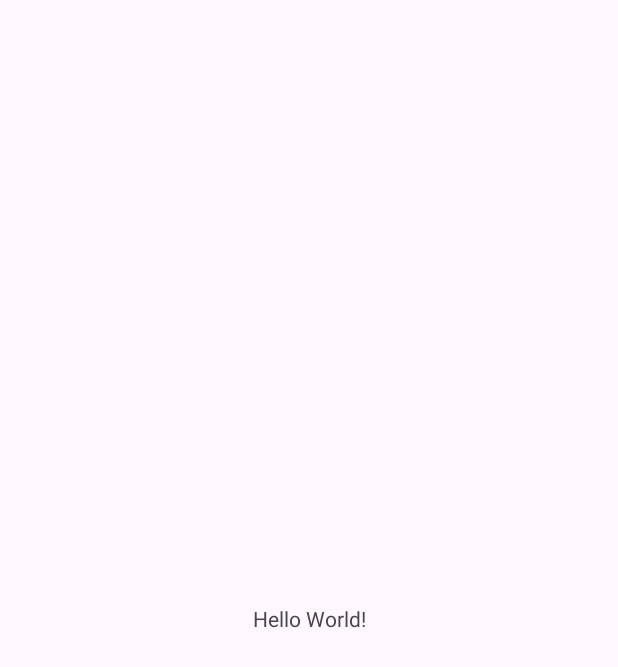
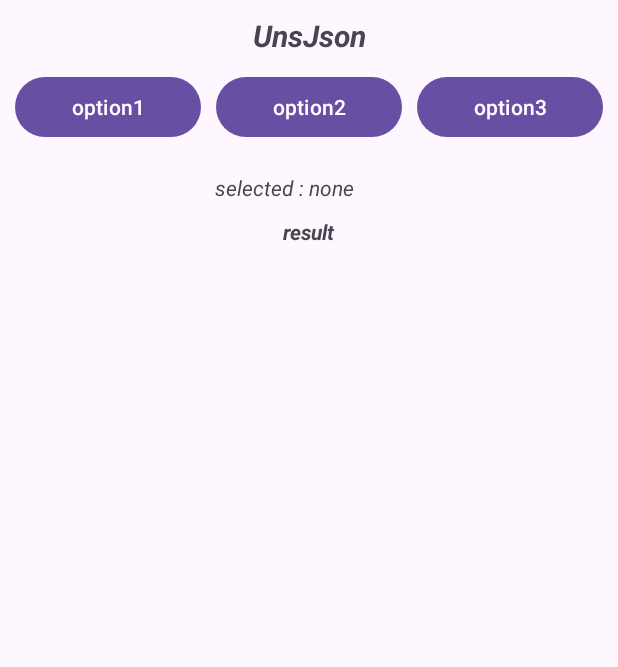
Before and after one commit to jin-vita/uns-json, an Android app: the screen it shows after launch (MainActivity), on a phone screen of 412 x 824 dp. Before the commit the part shown is almost empty. Shown: the top 667 px of the screen. Run offline under Robolectric (Android 15) with nearby library versions, the phone set to English and light mode, and no system bars.

```diff
--- a/app/build.gradle.kts
+++ b/app/build.gradle.kts
@@ -30,6 +30,9 @@ android {
     kotlinOptions {
         jvmTarget = "1.8"
     }
+    buildFeatures {
+        viewBinding = true
+    }
 }
 
 dependencies {
@@ -41,4 +44,6 @@ dependencies {
     testImplementation("junit:junit:4.13.2")
     androidTestImplementation("androidx.test.ext:junit:1.1.5")
     androidTestImplementation("androidx.test.espresso:espresso-core:3.5.1")
+
+    implementation("com.squareup.retrofit2:converter-gson:2.9.0")
 }
--- a/app/src/main/java/org/techtown/unsjson/MainActivity.kt
+++ b/app/src/main/java/org/techtown/unsjson/MainActivity.kt
@@ -1,11 +1,59 @@
 package org.techtown.unsjson
 
+import android.os.Bundle
 import androidx.appcompat.app.AppCompatActivity
-import android.os.Bundle
+import com.google.gson.Gson
+import org.techtown.unsjson.databinding.ActivityMainBinding
+import java.io.InputStream
+import java.io.InputStreamReader
 
 class MainActivity : AppCompatActivity() {
+    private val binding by lazy { ActivityMainBinding.inflate(layoutInflater) }
+    private val tag: String = javaClass.simpleName
+
+    private val fileList by lazy { listOf("option-1.json", "option-2.json", "option-3.json") }
+
     override fun onCreate(savedInstanceState: Bundle?) {
         super.onCreate(savedInstanceState)
-        setContentView(R.layout.activity_main)
+        setContentView(binding.root)
+
+        initView()
+    }
+
+    private fun initView() = with(binding) {
+        option1Button.setOnClickListener { getContent(0) }
+        option2Button.setOnClickListener { getContent(1) }
+        option3Button.setOnClickListener { getContent(2) }
+    }
+
+    private fun ActivityMainBinding.getContent(index: Int) {
+        val method = Thread.currentThread().stackTrace[2].methodName
+        AppData.debug(tag, "$method called.")
+        val file = fileList[index]
+        statusText.text = file
+
+        val options = readJsonFromAsset(file)
+        if (options == null) {
+            resultText.text = "결과 없음"
+            return
+        }
+        resultText.text = StringBuilder()
+            .append("optionA : ").appendLine(options.optionA)
+            .append("optionB : ").appendLine(options.optionB)
+            .append("optionC : ").appendLine(options.optionC)
+            .append("optionD : ").appendLine(options.optionD)
+            .append("optionE : ").append(options.optionE)
+    }
+
+    private fun readJsonFromAsset(fileName: String): Options? = try {
+        val method = Thread.currentThread().stackTrace[2].methodName
+        AppData.debug(tag, "$method called.")
+
+        val inputStream: InputStream = assets.open(fileName)
+        val reader = InputStreamReader(inputStream)
+        Gson().fromJson(reader, Options::class.java)
+    } catch (e: Exception) {
+        AppData.error("AppData", "JSON 파싱 오류: ${e.message}")
+        null
     }
 }
--- a/app/src/main/res/layout/activity_main.xml
+++ b/app/src/main/res/layout/activity_main.xml
@@ -1,19 +1,121 @@
 <?xml version="1.0" encoding="utf-8"?>
-<androidx.constraintlayout.widget.ConstraintLayout
+<LinearLayout
     xmlns:android="http://schemas.android.com/apk/res/android"
     xmlns:tools="http://schemas.android.com/tools"
-    xmlns:app="http://schemas.android.com/apk/res-auto"
     android:layout_width="match_parent"
     android:layout_height="match_parent"
+    android:orientation="vertical"
+    android:gravity="center_horizontal"
     tools:context=".MainActivity">
+
+    <Space
+        android:layout_width="match_parent"
+        android:layout_height="10dp" />
+
+    <TextView
+        android:layout_width="match_parent"
+        android:layout_height="wrap_content"
+        android:gravity="center"
+        android:textStyle="bold|italic"
+        android:textSize="20sp"
+        android:text="@string/app_name" />
+
+    <Space
+        android:layout_width="match_parent"
+        android:layout_height="10dp" />
+
+    <LinearLayout
+        android:layout_width="match_parent"
+        android:layout_height="wrap_content">
+
+        <Space
+            android:layout_width="10dp"
+            android:layout_height="match_parent" />
+
+        <Button
+            android:id="@+id/option1Button"
+            android:layout_width="0dp"
+            android:layout_height="wrap_content"
+            android:layout_weight="1"
+            android:text="option1" />
+
+        <Space
+            android:layout_width="10dp"
+            android:layout_height="match_parent" />
+
+        <Button
+            android:id="@+id/option2Button"
+            android:layout_width="0dp"
+            android:layout_height="wrap_content"
+            android:layout_weight="1"
+            android:text="option2" />
+
+        <Space
+            android:layout_width="10dp"
+            android:layout_height="match_parent" />
+
+        <Button
+            android:id="@+id/option3Button"
+            android:layout_width="0dp"
+            android:layout_height="wrap_content"
+            android:layout_weight="1"
+            android:text="option3" />
+
+        <Space
+            android:layout_width="10dp"
+            android:layout_height="match_parent" />
+
+    </LinearLayout>
+
+    <Space
+        android:layout_width="match_parent"
+        android:layout_height="20dp" />
+
+    <LinearLayout
+        android:layout_width="match_parent"
+        android:layout_height="wrap_content"
+        android:orientation="horizontal">
+
+        <TextView
+            android:layout_width="0dp"
+            android:layout_height="wrap_content"
+            android:layout_weight="1"
+            android:gravity="end"
+            android:textStyle="italic"
+            android:text="selected : " />
+
+        <TextView
+            android:id="@+id/statusText"
+            android:layout_width="0dp"
+            android:layout_height="wrap_content"
+            android:layout_weight="1"
+            android:textStyle="italic"
+            android:text="none" />
+
+    </LinearLayout>
+
+    <Space
+        android:layout_width="match_parent"
+        android:layout_height="10dp" />
 
     <TextView
         android:layout_width="wrap_content"
         android:layout_height="wrap_content"
-        android:text="Hello World!"
-        app:layout_constraintBottom_toBottomOf="parent"
-        app:layout_constraintStart_toStartOf="parent"
-        app:layout_constraintEnd_toEndOf="parent"
-        app:layout_constraintTop_toTopOf="parent" />
+        android:textStyle="bold|italic"
+        android:text="result" />
 
-</androidx.constraintlayout.widget.ConstraintLayout>
+    <Space
+        android:layout_width="match_parent"
+        android:layout_height="10dp" />
+
+    <TextView
+        android:id="@+id/resultText"
+        android:layout_width="match_parent"
+        android:layout_height="0dp"
+        android:layout_weight="1"
+        android:gravity="center_horizontal"
+        android:layout_marginHorizontal="20dp"
+        android:textSize="20sp"
+        tools:text="결과값 보여주는 곳" />
+
+</LinearLayout>
```
Also changed, not shown: app/src/main/assets/option-1.json (added, +7 -0 lines), app/src/main/assets/option-2.json (added, +7 -0 lines), app/src/main/assets/option-3.json (added, +7 -0 lines), app/src/main/java/org/techtown/unsjson/AppData.kt (added, +54 -0 lines), app/src/main/java/org/techtown/unsjson/Options.kt (added, +11 -0 lines).
